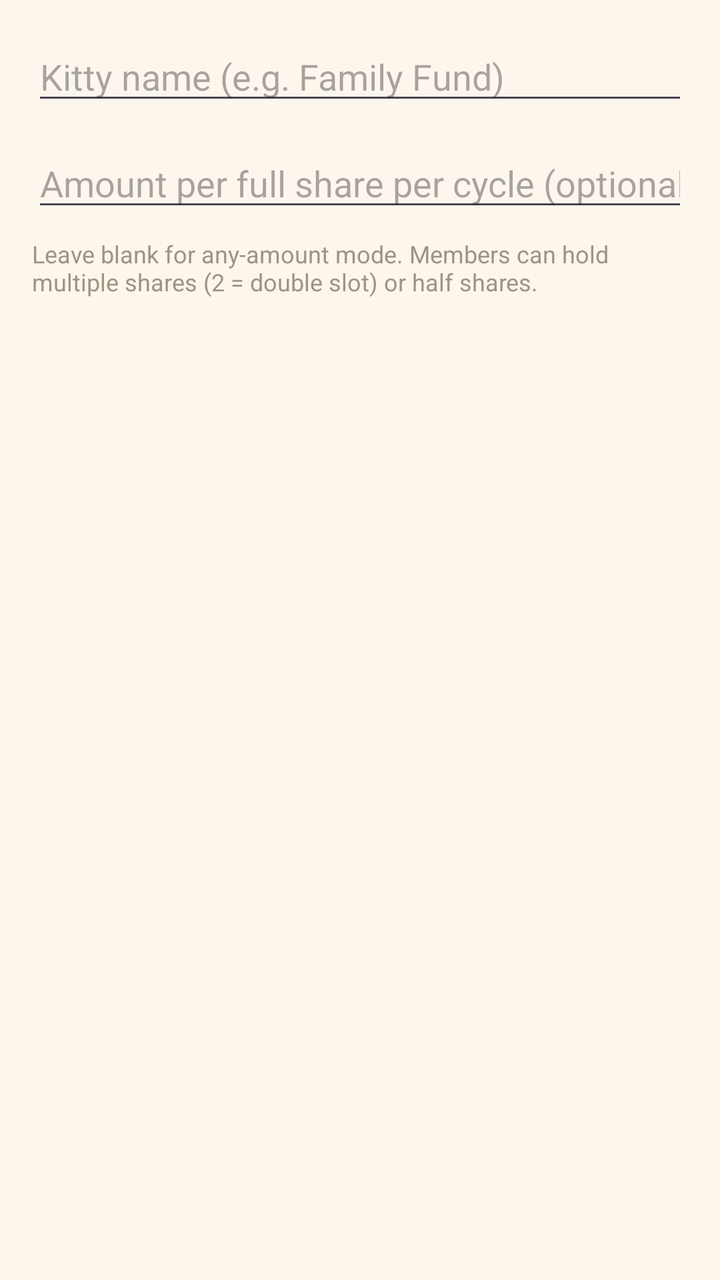
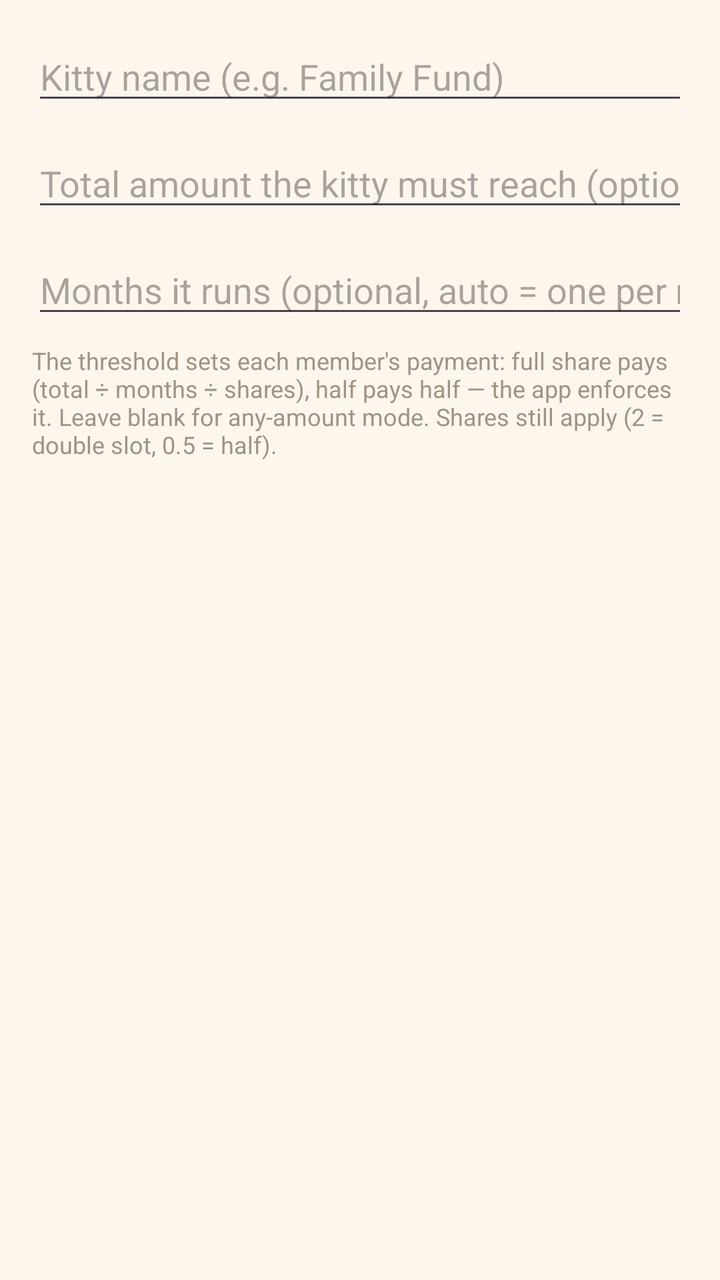

Two renders of the same Android screen: before a commit and after it. Below are the layout's source before the change and the commit's diff.
<!-- AndroidManifest.xml: application theme Theme.KittyMoney -->
<!-- res/layout/dialog_add_kitty.xml -->
<?xml version="1.0" encoding="utf-8"?>
<LinearLayout xmlns:android="http://schemas.android.com/apk/res/android"
    android:layout_width="match_parent"
    android:layout_height="wrap_content"
    android:orientation="vertical"
    android:padding="16dp">

    <EditText
        android:id="@+id/etName"
        android:layout_width="match_parent"
        android:layout_height="wrap_content"
        android:hint="Kitty name (e.g. Family Fund)" />

    <EditText
        android:id="@+id/etShareAmount"
        android:layout_width="match_parent"
        android:layout_height="wrap_content"
        android:hint="Amount per full share per cycle (optional)"
        android:inputType="numberDecimal"
        android:layout_marginTop="12dp" />

    <TextView
        android:layout_width="wrap_content"
        android:layout_height="wrap_content"
        android:layout_marginTop="8dp"
        android:text="Leave blank for any-amount mode. Members can hold multiple shares (2 = double slot) or half shares."
        android:textSize="12sp"
        android:textColor="@color/warm_subtext" />

</LinearLayout>
<!-- resources referenced by this layout -->
<resources>
  <color name="warm_subtext">#A09383</color>
  <style name="Theme.KittyMoney" parent="Theme.Material3.DayNight.NoActionBar">
          <item name="colorPrimary">@color/warm_primary</item>
          <item name="colorPrimaryVariant">@color/warm_primary_dark</item>
          <item name="colorSecondary">@color/warm_secondary</item>
          <item name="android:windowLightStatusBar">true</item>
          <item name="android:statusBarColor">@color/warm_cream</item>
          <item name="android:navigationBarColor">@color/warm_cream</item>
          <item name="android:colorBackground">@color/warm_cream</item>
      </style>
  <color name="warm_primary">#E8845C</color>
  <color name="warm_primary_dark">#C96A45</color>
  <color name="warm_secondary">#F2C14E</color>
  <color name="warm_cream">#FDF6EC</color>
</resources>

<!-- the commit's change to res/layout/dialog_add_kitty.xml (unified diff, before → after) -->
@@ -12,18 +12,26 @@
         android:hint="Kitty name (e.g. Family Fund)" />
 
     <EditText
-        android:id="@+id/etShareAmount"
+        android:id="@+id/etTotalAmount"
         android:layout_width="match_parent"
         android:layout_height="wrap_content"
-        android:hint="Amount per full share per cycle (optional)"
+        android:hint="Total amount the kitty must reach (optional)"
         android:inputType="numberDecimal"
+        android:layout_marginTop="12dp" />
+
+    <EditText
+        android:id="@+id/etDuration"
+        android:layout_width="match_parent"
+        android:layout_height="wrap_content"
+        android:hint="Months it runs (optional, auto = one per member/slot)"
+        android:inputType="number"
         android:layout_marginTop="12dp" />
 
     <TextView
         android:layout_width="wrap_content"
         android:layout_height="wrap_content"
         android:layout_marginTop="8dp"
-        android:text="Leave blank for any-amount mode. Members can hold multiple shares (2 = double slot) or half shares."
+        android:text="The threshold sets each member's payment: full share pays (total ÷ months ÷ shares), half pays half — the app enforces it. Leave blank for any-amount mode. Shares still apply (2 = double slot, 0.5 = half)."
         android:textSize="12sp"
         android:textColor="@color/warm_subtext" />
 
